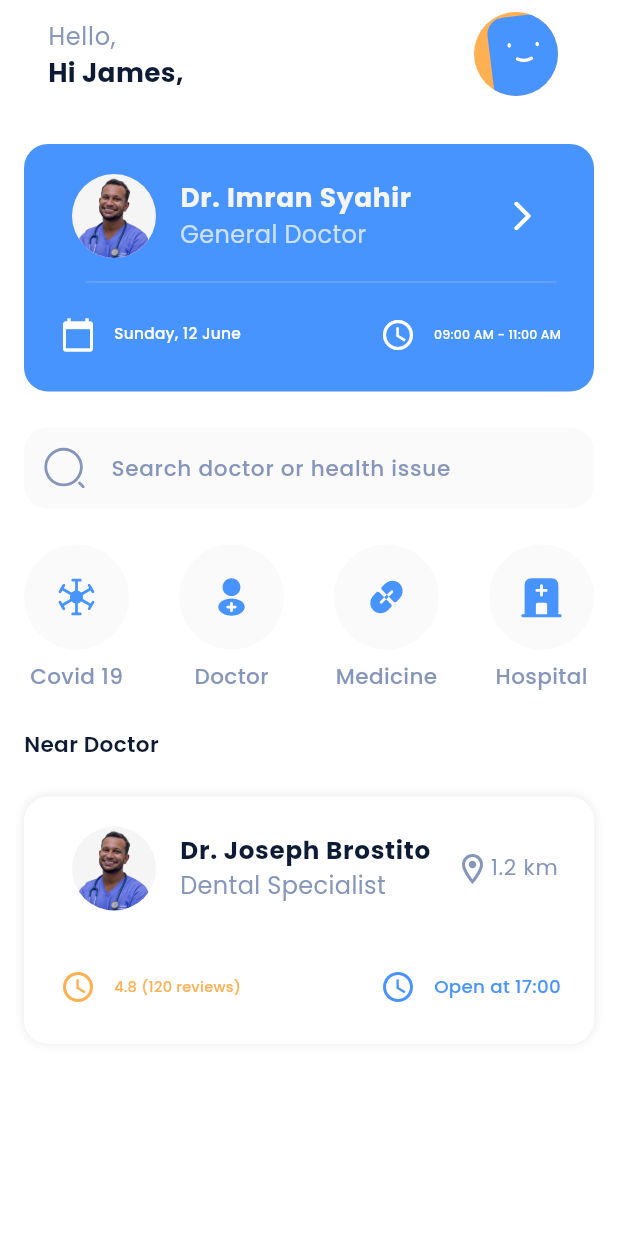
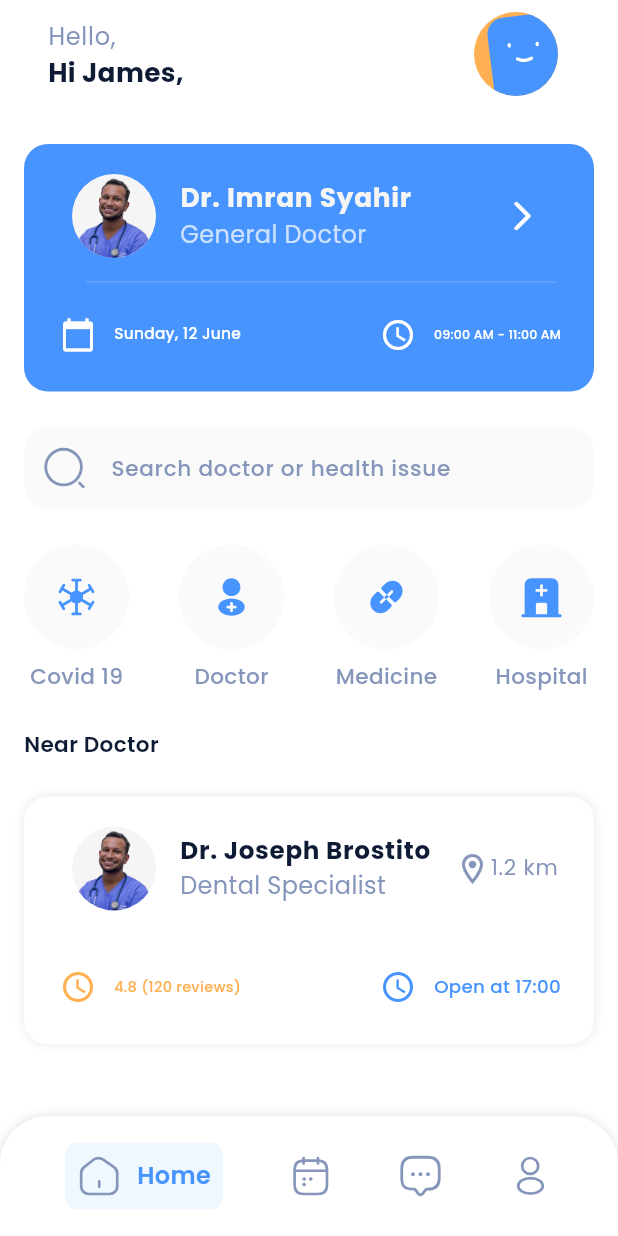
Before and after one commit to ElDaly15/Doctor-Appointment-UI, a Flutter app: the screen it shows after launch, on a phone screen of 412 x 824 dp. Run offline on Flutter 3.47's test engine with Material 3 defaults, Android fonts, the phone set to English and light mode, and no system bars; our stand-ins replace device_preview, flutter_svg.

Commit message:
Add New Bottom Nav Bar with animation switcher

```diff
--- /dev/null
+++ b/lib/core/widgets/bottom_nav_item_selected.dart
@@ -0,0 +1,33 @@
+import 'package:doctor_app/core/utils/app_colors.dart';
+import 'package:doctor_app/core/utils/text_styles.dart';
+import 'package:flutter/material.dart';
+import 'package:flutter_svg/svg.dart';
+
+class SelectedItem extends StatelessWidget {
+  const SelectedItem({super.key, required this.image, required this.text});
+  final String image, text;
+  @override
+  Widget build(BuildContext context) {
+    return Container(
+      padding: const EdgeInsets.all(8),
+      decoration: BoxDecoration(
+        borderRadius: BorderRadius.circular(8),
+        color: const Color(0xff63B4FF).withOpacity(0.1),
+      ),
+      child: Row(
+        children: [
+          SvgPicture.asset(
+            image,
+            width: 30,
+          ),
+          const SizedBox(
+            width: 10,
+          ),
+          Text(text,
+              style: TextStyles.font20SemiBold(context)
+                  .copyWith(color: AppColors.primaryColor)),
+        ],
+      ),
+    );
+  }
+}
--- /dev/null
+++ b/lib/core/widgets/custom_bottom_nav_bar.dart
@@ -0,0 +1,82 @@
+import 'package:doctor_app/core/utils/app_images.dart';
+import 'package:doctor_app/core/widgets/bottom_nav_item_selected.dart';
+import 'package:flutter/material.dart';
+import 'package:flutter_svg/svg.dart';
+
+class CustomBottomNavigationBar extends StatefulWidget {
+  const CustomBottomNavigationBar({super.key});
+
+  @override
+  State<CustomBottomNavigationBar> createState() =>
+      _CustomBottomNavigationBarState();
+}
+
+class _CustomBottomNavigationBarState extends State<CustomBottomNavigationBar> {
+  int currentIndex = 0;
+
+  @override
+  Widget build(BuildContext context) {
+    return Container(
+      decoration: const BoxDecoration(
+        borderRadius: BorderRadius.vertical(top: Radius.circular(32)),
+        color: Colors.white,
+        boxShadow: [
+          BoxShadow(
+            color: Color.fromARGB(255, 223, 222, 222),
+            blurRadius: 5,
+            offset: Offset(0, 0),
+          ),
+        ],
+      ),
+      height: 80,
+      child: Row(
+        mainAxisAlignment: MainAxisAlignment.spaceEvenly,
+        children: [
+          _buildNavItem(0, Assets.imagesHome, 'Home'),
+          _buildNavItem(1, Assets.imagesCalendar, 'Calendar'),
+          _buildNavItem(2, Assets.imagesMessage, 'Messages'),
+          _buildNavItem(3, Assets.imagesProfile, 'Profile'),
+        ],
+      ),
+    );
+  }
+
+  Widget _buildNavItem(int index, String image, String text) {
+    return GestureDetector(
+      onTap: () {
+        setState(() {
+          currentIndex = index;
+        });
+      },
+      child: AnimatedSwitcher(
+        duration: const Duration(milliseconds: 300),
+        transitionBuilder: (Widget child, Animation<double> animation) {
+          // Define the scale animation
+          final scaleAnimation =
+              Tween<double>(begin: 0.8, end: 1.0).animate(animation);
+          final opacityAnimation =
+              Tween<double>(begin: 0.0, end: 1.0).animate(animation);
+
+          return FadeTransition(
+            opacity: opacityAnimation,
+            child: ScaleTransition(
+              scale: scaleAnimation,
+              child: child,
+            ),
+          );
+        },
+        child: currentIndex == index
+            ? SelectedItem(
+                key: ValueKey(index), // Unique key for the AnimatedSwitcher
+                image: image,
+                text: text,
+              )
+            : SvgPicture.asset(
+                image,
+                key: ValueKey(index), // Unique key for the AnimatedSwitcher
+                width: 30,
+              ),
+      ),
+    );
+  }
+}
--- a/lib/features/home/presentation/views/home_view.dart
+++ b/lib/features/home/presentation/views/home_view.dart
@@ -1,4 +1,4 @@
-import 'package:doctor_app/core/utils/app_colors.dart';
+import 'package:doctor_app/core/widgets/custom_bottom_nav_bar.dart';
 import 'package:doctor_app/features/home/presentation/views/widgets/home_view_body.dart';
 import 'package:flutter/material.dart';
 
@@ -12,6 +12,7 @@ class HomeView extends StatelessWidget {
     return const Scaffold(
       backgroundColor: Colors.white,
       body: HomeViewBody(),
+      bottomNavigationBar: CustomBottomNavigationBar(),
     );
   }
 }
--- a/lib/features/home/presentation/views/widgets/home_view_body.dart
+++ b/lib/features/home/presentation/views/widgets/home_view_body.dart
@@ -4,6 +4,7 @@ import 'package:doctor_app/core/utils/text_styles.dart';
 import 'package:doctor_app/features/home/presentation/views/widgets/custom_home_view_app_bar.dart';
 import 'package:doctor_app/features/home/presentation/views/widgets/custom_search_text_field.dart';
 import 'package:doctor_app/features/home/presentation/views/widgets/doctor_details_item.dart';
+import 'package:doctor_app/features/home/presentation/views/widgets/near_doctor_header.dart';
 import 'package:doctor_app/features/home/presentation/views/widgets/nearst_doctor_item.dart';
 import 'package:doctor_app/features/home/presentation/views/widgets/row_of_most_comman_featuers.dart';
 import 'package:flutter/material.dart';
@@ -49,14 +50,3 @@ class HomeViewBody extends StatelessWidget {
     );
   }
 }
-
-class NearDoctorHeader extends StatelessWidget {
-  const NearDoctorHeader({super.key});
-
-  @override
-  Widget build(BuildContext context) {
-    return Text('Near Doctor',
-        style: TextStyles.font18SemiBold(context)
-            .copyWith(color: AppColors.textMainTitles));
-  }
-}
--- /dev/null
+++ b/lib/features/home/presentation/views/widgets/near_doctor_header.dart
@@ -0,0 +1,14 @@
+import 'package:doctor_app/core/utils/app_colors.dart';
+import 'package:doctor_app/core/utils/text_styles.dart';
+import 'package:flutter/material.dart';
+
+class NearDoctorHeader extends StatelessWidget {
+  const NearDoctorHeader({super.key});
+
+  @override
+  Widget build(BuildContext context) {
+    return Text('Near Doctor',
+        style: TextStyles.font18SemiBold(context)
+            .copyWith(color: AppColors.textMainTitles));
+  }
+}
--- a/lib/main.dart
+++ b/lib/main.dart
@@ -4,7 +4,8 @@ import 'package:doctor_app/features/home/presentation/views/home_view.dart';
 import 'package:flutter/material.dart';
 
 void main() {
-  runApp(DevicePreview(enabled: true, builder: (context) => const DoctorApp()));
+  runApp(
+      DevicePreview(enabled: false, builder: (context) => const DoctorApp()));
 }
 
 class DoctorApp extends StatelessWidget {
```
